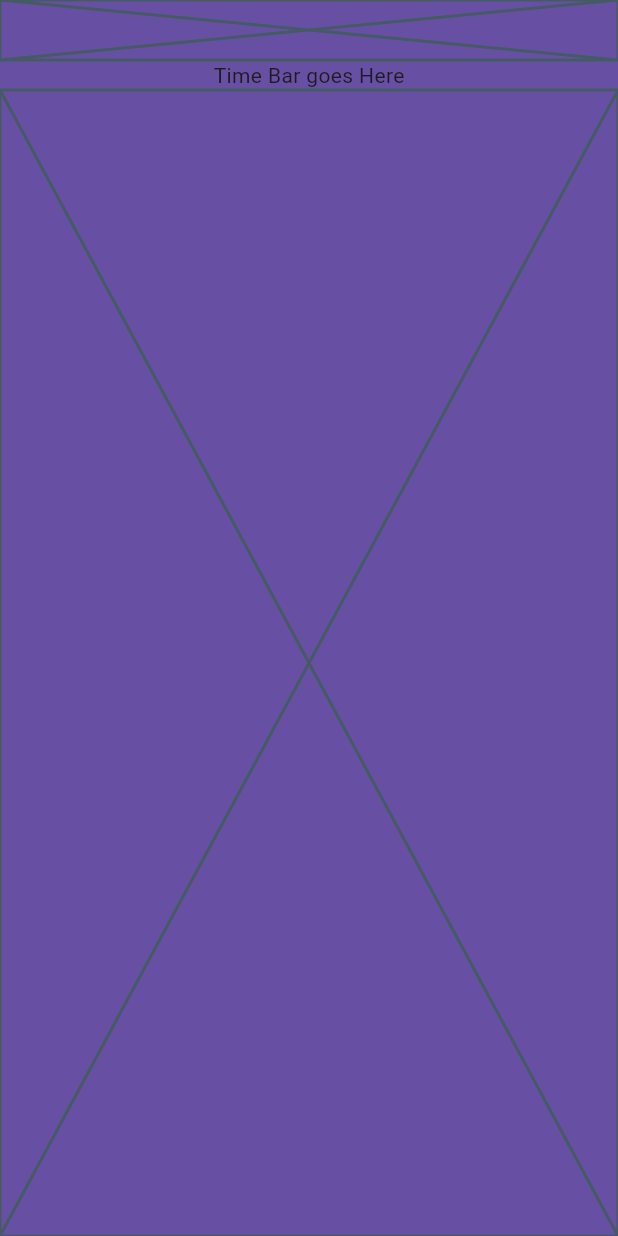
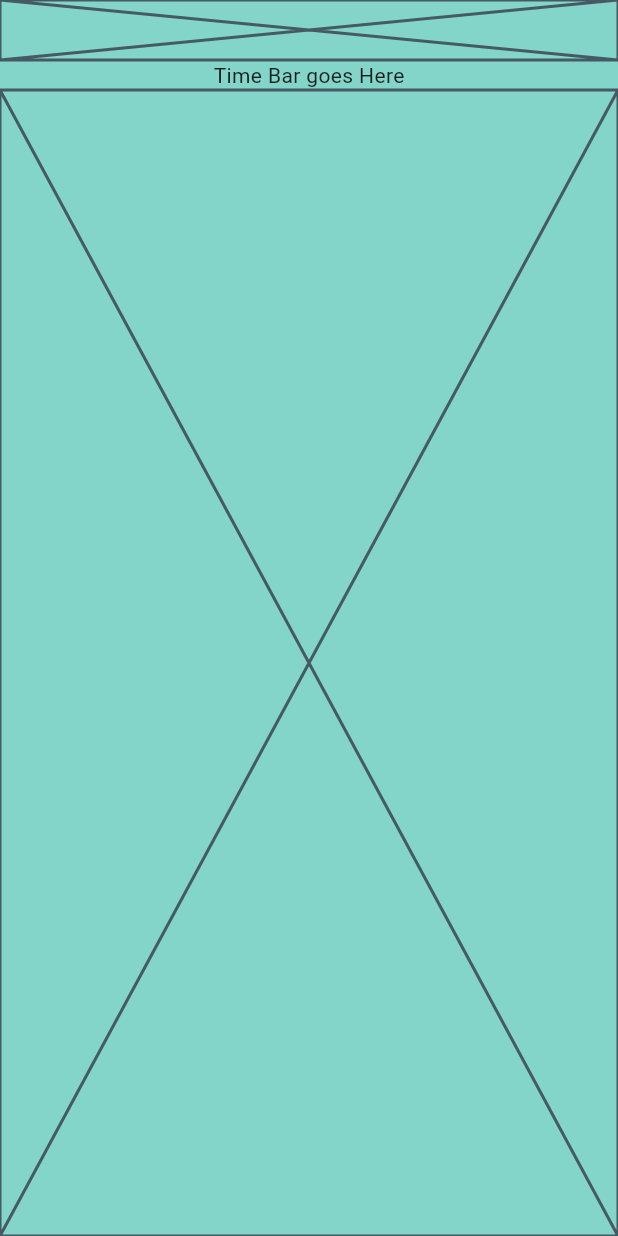
Before and after one commit to KiraResari/ceal-chronicler-f, a Flutter app: the screen it shows after launch, on a phone screen of 412 x 824 dp. Run offline on Flutter 3.47's test engine with Material 3 defaults, Android fonts, the phone set to English and light mode, and no system bars; our stand-ins replace event_bus, get_it; missing offline and left inert: optional.

Commit message:
Got background color to work by migrating to new flutter version and copying theme setting from sample project

```diff
--- a/lib/ceal_chronicler_f.dart
+++ b/lib/ceal_chronicler_f.dart
@@ -2,16 +2,16 @@ import 'package:flutter/material.dart';
 
 import 'main_body.dart';
 
-class CealChroniclerF extends StatelessWidget{
+class CealChroniclerF extends StatelessWidget {
+  static const title = "Ceal Chronicler f";
 
-  static const title = "Ceal Chronicler f";
   const CealChroniclerF({super.key});
 
   @override
   Widget build(BuildContext context) {
     var themeData = ThemeData(
-        primarySwatch: Colors.teal,
-      );
+      colorScheme: ColorScheme.fromSeed(seedColor: Colors.teal),
+    );
     return MaterialApp(
       title: title,
       theme: themeData,
--- a/lib/main_body.dart
+++ b/lib/main_body.dart
@@ -21,7 +21,7 @@ class MainBody extends StatelessWidget{
           ],
         ),
       ),
-      backgroundColor: theme.colorScheme.primary,
+      backgroundColor: theme.colorScheme.inversePrimary,
     );
   }
 }
```
Also changed, not shown: pubspec.yaml (+5 -5 lines), pubspec.lock, 1 other file.
